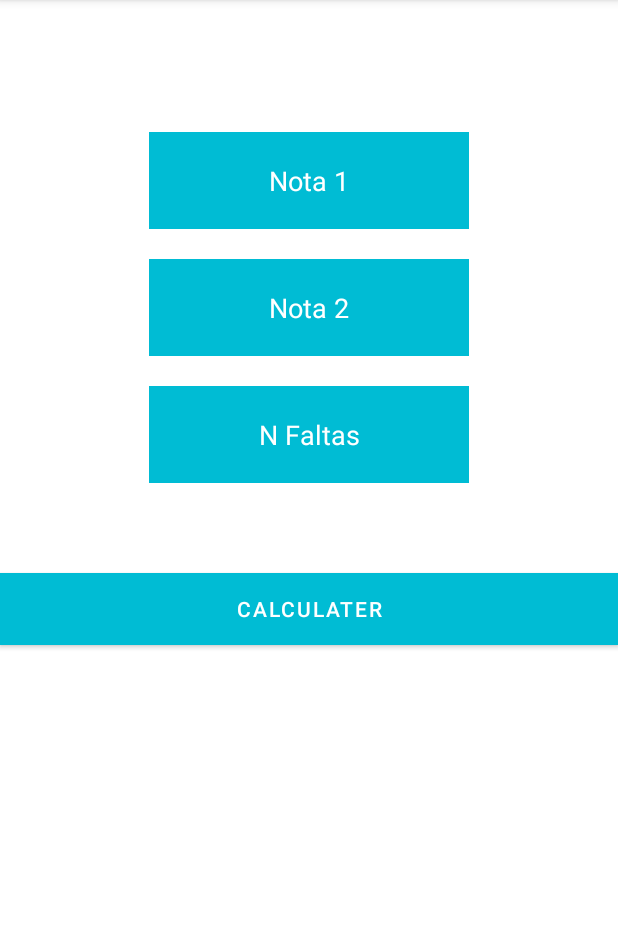
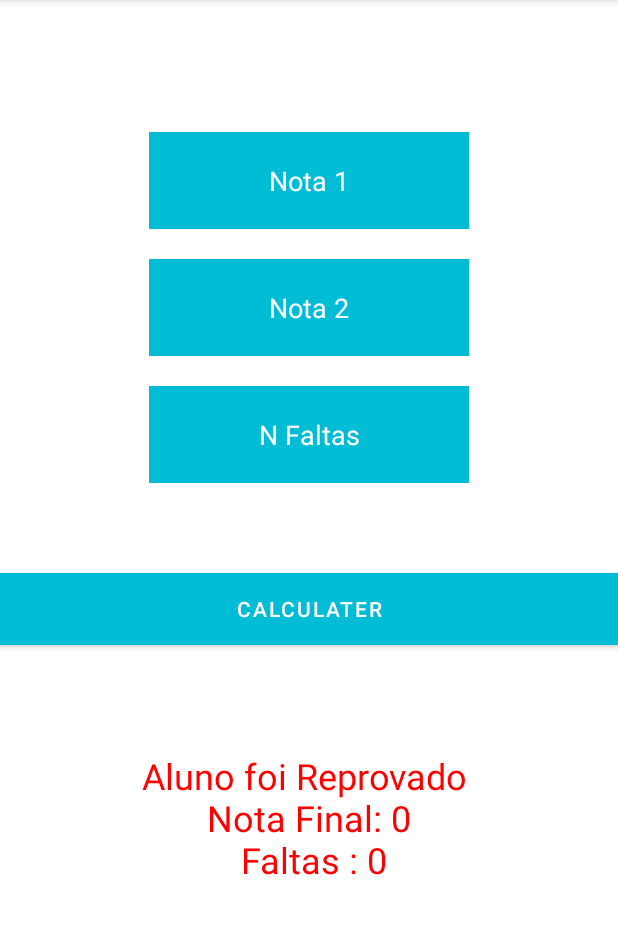
Before and after one commit to fabioreszende/StudentCalculator, an Android app: the screen it shows after launch (MainActivity), after a tap on "CALCULATER", on a phone screen of 412 x 824 dp, the part 84-1018 px from its top. Run offline under Robolectric (Android 15) with nearby library versions, the phone set to English and light mode, and no system bars; 3 statements that could not run were skipped.

Commit message:
Colors
add colors

```diff
--- a/app/src/main/java/com/example/studentcalculator/MainActivity.kt
+++ b/app/src/main/java/com/example/studentcalculator/MainActivity.kt
@@ -1,5 +1,6 @@
 package com.example.studentcalculator
 
+import android.graphics.Color
 import androidx.appcompat.app.AppCompatActivity
 import android.os.Bundle
 import kotlinx.android.synthetic.main.activity_main.*
@@ -20,8 +21,12 @@ class MainActivity : AppCompatActivity() {
 
             if(media >= 6 && faltas <= 10){
                 resultado.setText("Aluno foi Aprovado \n Nota Final: $media \n Faltas : $faltas")
+                resultado.setTextColor(Color.GREEN)
             }
-
+            else{
+                resultado.setText("Aluno foi Reprovado \n Nota Final: $media \n Faltas : $faltas")
+                resultado.setTextColor(Color.RED)
+            }
         }
     }
 }
```
